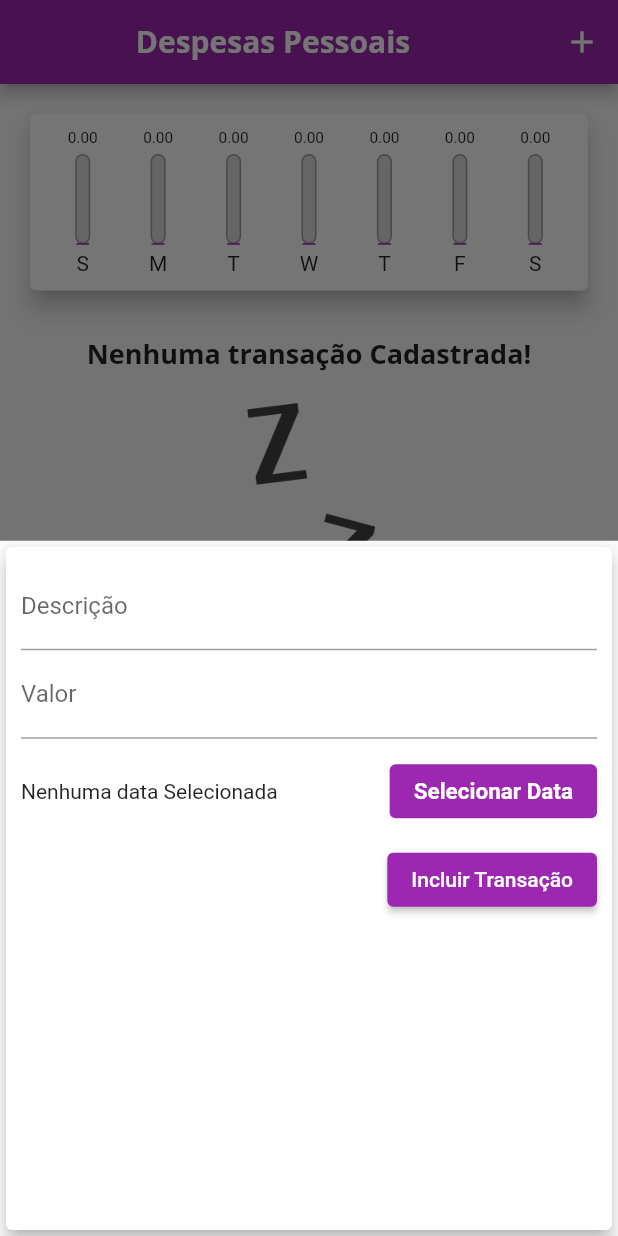
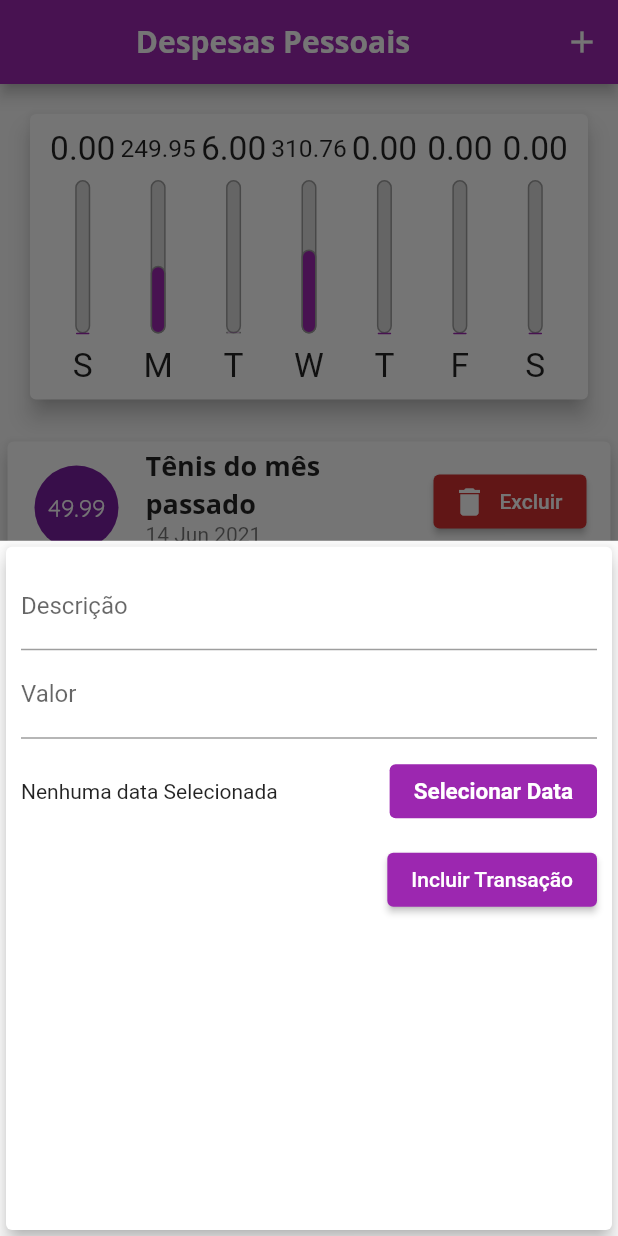
Before and after one commit to phabioas/despesa_pessoal, a Flutter app: the screen it shows after launch, after a tap on the "add" icon, on a phone screen of 412 x 824 dp. Run offline on Flutter 3.47's test engine with Material 2 defaults, Android fonts, the phone set to English and light mode, and no system bars.

Commit message:
Ajustes para Responsividade e Dispositivos

```diff
--- a/lib/components/chart_bar.dart
+++ b/lib/components/chart_bar.dart
@@ -10,19 +10,22 @@ class ChartBar extends StatelessWidget {
 
   @override
   Widget build(BuildContext context) {
+    // LayoutBuilder é usado aqui para que se consiga trabalhar a responsividade.
+    // Através da constraints pegamos o valor da altura do elemento e distribuir por porcentagem nos elementos filhos
+    return LayoutBuilder(builder: (ctx, constraints) {
       return Column(
         children: [
           Container(
-          width: 20,
+            height: constraints.maxHeight * 0.15, // 15%
             child: FittedBox(
               child: Text('${value.toStringAsFixed(2)}'),
             ),
           ),
           SizedBox(
-          height: 5,
+            height: constraints.maxHeight * 0.05, // 5%
           ),
           Container(
-          height: 60,
+            height: constraints.maxHeight * 0.60, // 60%
             width: 10,
             child: Stack(
               alignment: Alignment.bottomCenter,
@@ -54,10 +57,16 @@ class ChartBar extends StatelessWidget {
             ),
           ),
           SizedBox(
-          height: 5,
+            height: constraints.maxHeight * 0.05, // 05%
           ),
-        Text(label),
+          Container(
+            height: constraints.maxHeight * 0.15, // 15%
+            child: FittedBox(
+              child: Text(label),
+            ),
+          ),
         ],
       );
+    });
   }
 }
--- a/lib/components/transaction_list.dart
+++ b/lib/components/transaction_list.dart
@@ -13,9 +13,38 @@ class TransactionList extends StatelessWidget {
 
   @override
   Widget build(BuildContext context) {
-    return Container(
-      height: 520,
-      child: transactions.isEmpty
+    void Function()? showDialogDelete(String id) {
+      showDialog(
+        context: context,
+        builder: (ctx) => AlertDialog(
+          title: Text(
+            'Excluir Transação',
+            style: TextStyle(color: Colors.red),
+          ),
+          content: Text('Confirma exclusão da despesa?'),
+          actions: [
+            ButtonCancel(
+              text: 'Não',
+              onPressed: () {
+                Navigator.of(context).pop(false);
+              },
+            ),
+            ButtonCheck(
+              text: "Sim",
+              onPressed: () {
+                Navigator.of(context).pop(true);
+              },
+            ),
+          ],
+        ),
+      ).then((value) {
+        if (value) {
+          quandoDeletar(id);
+        }
+      });
+    }
+
+    return transactions.isEmpty
         ? TransactionListBlank()
         : ListView.builder(
             itemCount: transactions.length,
@@ -43,82 +72,22 @@ class TransactionList extends StatelessWidget {
                     subtitle: Text(
                       DateFormat('d MMM y').format(t.date),
                     ),
-                    trailing: IconButton(
+                    trailing: MediaQuery.of(context).size.width > 400
+                        ? ElevatedButton.icon(
+                            icon: Icon(Icons.delete),
+                            style: ButtonStyle(
+                              backgroundColor: MaterialStateProperty.all(
+                                  Theme.of(context).errorColor),
+                            ),
+                            label: Text('Excluir'),
+                            onPressed: () => showDialogDelete(t.id))
+                        : IconButton(
                             icon: Icon(Icons.delete),
                             color: Theme.of(context).errorColor,
-                      onPressed: () {
-                        showDialog(
-                          context: context,
-                          builder: (ctx) => AlertDialog(
-                            title: Text(
-                              'Excluir Transação',
-                              style: TextStyle(color: Colors.red),
-                            ),
-                            content: Text('Confirma exclusão da despesa?'),
-                            actions: [
-                              ButtonCancel(
-                                text: 'Não',
-                                onPressed: () {
-                                  Navigator.of(context).pop(false);
+                            onPressed: () => showDialogDelete(t.id),
+                          )),
+              );
             },
-                              ),
-                              ButtonCheck(
-                                text: "Sim",
-                                onPressed: () {
-                                  Navigator.of(context).pop(true);
-                                },
-                              ),
-                            ],
-                          ),
-                        ).then((value) {
-                          if (value) {
-                            quandoDeletar(t.id);
-                          }
-                        });
-                      },
-                    ),
-                  ),
-                );
-
-                // Card(
-                //   child: Row(
-                //     children: [
-                //       Container(
-                //         margin: EdgeInsets.symmetric(
-                //           horizontal: 15,
-                //           vertical: 10,
-                //         ),
-                //         decoration: BoxDecoration(
-                //             border: Border.all(
-                //           color: Theme.of(context).primaryColor,
-                //           width: 2,
-                //         )),
-                //         padding: EdgeInsets.all(10),
-                //         child: Text(
-                //           'R\$ ${t.value.toStringAsFixed(2)}',
-                //           style: TextStyle(
-                //             fontWeight: FontWeight.bold,
-                //             fontSize: 20,
-                //             color: Theme.of(context).primaryColor,
-                //           ),
-                //         ),
-                //       ),
-                //       Column(
-                //         crossAxisAlignment: CrossAxisAlignment.start,
-                //         children: [
-                //           Text(
-                //             t.title,
-                //             style: Theme.of(context).textTheme.headline6,
-                //           ),
-                //           Text(DateFormat('dd MMM yyyy').format(t.date),
-                //               style: TextStyle(color: Colors.black54)),
-                //         ],
-                //       ),
-                //     ],
-                //   ),
-                // );
-              },
-            ),
           );
   }
 }
--- a/lib/components/transaction_list_blank.dart
+++ b/lib/components/transaction_list_blank.dart
@@ -3,26 +3,31 @@ import 'package:flutter/material.dart';
 class TransactionListBlank extends StatelessWidget {
   @override
   Widget build(BuildContext context) {
+    return LayoutBuilder(builder: (ctx, constraints) {
       return Column(
         children: [
-        Padding(
-          padding: const EdgeInsets.all(10),
+          SizedBox(
+            height: constraints.maxHeight * 0.05, // 5%
+          ),
+          Container(
+            height: constraints.maxHeight * 0.2, // 20%
             child: Text(
               'Nenhuma transação Cadastrada!',
               style: Theme.of(context).textTheme.headline6,
             ),
           ),
-        Padding(
-          padding: const EdgeInsets.all(10),
-          child: Container(
-            height: 200,
+          SizedBox(
+            height: constraints.maxHeight * 0.05, // 5%
+          ),
+          Container(
+            height: constraints.maxHeight * 0.7, // 70%
             child: Image.asset(
               'assets/images/waiting.png',
               fit: BoxFit.cover,
             ),
           ),
-        ),
         ],
       );
+    });
   }
 }
--- a/lib/main.dart
+++ b/lib/main.dart
@@ -1,8 +1,10 @@
+import 'dart:io';
 import 'dart:math';
 import 'package:despesa_pessoal/components/chart.dart';
 import 'package:despesa_pessoal/components/transaction_form.dart';
+import 'package:despesa_pessoal/providers/transactionProvider.dart';
+import 'package:flutter/cupertino.dart';
 import 'package:flutter/material.dart';
-
 import 'components/transaction_list.dart';
 import 'models/transaction.dart';
 
@@ -11,6 +13,10 @@ main() => runApp(ExpenseApp());
 class ExpenseApp extends StatelessWidget {
   @override
   Widget build(BuildContext context) {
+    // SystemChrome.setPreferredOrientations([
+    //   DeviceOrientation.portraitUp,
+    // ]);
+
     return MaterialApp(
       home: MyHomePage(),
       theme: ThemeData(
@@ -30,6 +36,7 @@ class ExpenseApp extends StatelessWidget {
                   fontFamily: 'OpenSans',
                   fontSize: 20,
                   fontWeight: FontWeight.bold,
+                  color: Colors.white,
                 ),
               ),
         ),
@@ -44,32 +51,11 @@ class MyHomePage extends StatefulWidget {
 }
 
 class _MyHomePageState extends State<MyHomePage> {
-  final List<Transaction> _transactions = [
-    // Transaction(
-    //   id: '1',
-    //   title: 'Tênis do mês passado',
-    //   value: 49.99,
-    //   date: DateTime.now().subtract(Duration(days: 33)),
-    // ),
-    // Transaction(
-    //   id: '1',
-    //   title: 'Tênis',
-    //   value: 310.76,
-    //   date: DateTime.now().subtract(Duration(days: 3)),
-    // ),
-    // Transaction(
-    //   id: '2',
-    //   title: 'Meia',
-    //   value: 6.00,
-    //   date: DateTime.now().subtract(Duration(days: 4)),
-    // ),
-    // Transaction(
-    //   id: '3',
-    //   title: 'Calça',
-    //   value: 49.99,
-    //   date: DateTime.now().subtract(Duration(days: 5)),
-    // ),
-  ];
+  // Lista de Despesas
+  final List<Transaction> _transactions = TransactionProvider().getAll();
+
+  // Exibir ou não o Gráfico (Usado no modo paisagem)
+  bool _showChart = false;
 
   List<Transaction> get _recentTransaction {
     return _transactions.where((tr) {
@@ -79,7 +65,7 @@ class _MyHomePageState extends State<MyHomePage> {
     }).toList();
   }
 
-  // ADCIONA UMA TRANSAÇÃO (USADO NO TRANSACTION_FORM)
+  // Adiciona uma despesa (USADO NO TRANSACTION_FORM)
   _addTransaction(String title, double value, DateTime selectedDate) {
     final newTransaction = Transaction(
         date: selectedDate,
@@ -95,6 +81,7 @@ class _MyHomePageState extends State<MyHomePage> {
     Navigator.of(context).pop();
   }
 
+  // Exclui uma despesa
   _deleteTransaction(String id) {
     setState(() {
       _transactions.removeWhere((element) => element.id == id);
@@ -112,38 +99,107 @@ class _MyHomePageState extends State<MyHomePage> {
 
   @override
   Widget build(BuildContext context) {
-    return Scaffold(
-      appBar: AppBar(
+    final _mediaQuery = MediaQuery.of(context);
+    bool isLandscape = _mediaQuery.orientation == Orientation.landscape;
+
+    Widget _getIconButton(IconData icon, Function()? fn) {
+      return (Platform.isIOS)
+          ? GestureDetector(
+              onTap: fn,
+              child: Icon(icon),
+            )
+          : IconButton(
+              icon: Icon(icon),
+              onPressed: fn,
+            );
+    }
+
+    final _actions = <Widget>[
+      if (isLandscape)
+        _getIconButton(
+          _showChart ? Icons.list : Icons.show_chart,
+          () => {
+            setState(() {
+              this._showChart = !_showChart;
+            })
+          },
+        ),
+      _getIconButton(
+        Platform.isIOS ? CupertinoIcons.add : Icons.add,
+        () => _openTransactionForm(context),
+      ),
+    ];
+
+    // Cabeçalho para Dispositivo Android
+    final PreferredSizeWidget appBarAndroid = AppBar(
       title: Center(
         child: Text(
           'Despesas Pessoais',
         ),
       ),
-        actions: [
-          IconButton(
-            icon: Icon(Icons.add),
-            onPressed: () => _openTransactionForm(context),
+      actions: _actions,
+    );
+
+    // Cabeçalho para Dispositivo IOS
+    final ObstructingPreferredSizeWidget appBarIos = CupertinoNavigationBar(
+      middle: Text('Despesas Pessoais'),
+      trailing: Row(
+        mainAxisSize: MainAxisSize.min,
+        children: _actions,
+      ),
+    );
+
+    // Determinando o tamanho disponível para os elementos interagirem
+    final avaliableHeight = _mediaQuery.size.height -
+        ((Platform.isIOS)
+            ? appBarIos.preferredSize.height
+            : appBarAndroid.preferredSize.height) -
+        _mediaQuery.padding.top;
+
+    final _bodyPage = SingleChildScrollView(
+      child: Column(
+        crossAxisAlignment: CrossAxisAlignment.stretch,
+        children: [
+          if (!isLandscape || this._showChart)
+            Container(
+              height: avaliableHeight *
+                  ((isLandscape)
+                      ? 0.8
+                      : 0.3), // se paisagem exibir 80%, senão 30%
+              child: Chart(
+                recentTransaction: _recentTransaction,
+              ),
+            ),
+          if (!isLandscape || !this._showChart)
+            Container(
+              height: avaliableHeight *
+                  ((isLandscape)
+                      ? 1
+                      : 0.7), // se paisagem, exibir 100%, senão 70%
+              child: TransactionList(
+                transactions: _transactions,
+                quandoDeletar: _deleteTransaction,
+              ),
             ),
         ],
       ),
-      body: SingleChildScrollView(
-        child: Column(
-          // mainAxisAlignment: MainAxisAlignment.spaceAround,
-          crossAxisAlignment: CrossAxisAlignment.stretch,
-          children: [
-            Chart(recentTransaction: _recentTransaction),
-            TransactionList(
-              transactions: _transactions,
-              quandoDeletar: _deleteTransaction,
-            ),
-          ],
-        ),
-      ),
-      floatingActionButton: FloatingActionButton(
+    );
+
+    return Platform.isIOS
+        ? CupertinoPageScaffold(
+            navigationBar: appBarIos,
+            child: _bodyPage,
+          )
+        : Scaffold(
+            appBar: appBarAndroid,
+            body: _bodyPage,
+            floatingActionButton: (Platform.isAndroid)
+                ? FloatingActionButton(
                     child: Icon(Icons.add),
-        onPressed: () => _openTransactionForm(context),
-      ),
-      floatingActionButtonLocation: FloatingActionButtonLocation.centerDocked,
+                    onPressed: () => _openTransactionForm(context))
+                : Container(),
+            floatingActionButtonLocation:
+                FloatingActionButtonLocation.centerDocked,
           );
   }
 }
--- /dev/null
+++ b/lib/providers/transactionProvider.dart
@@ -0,0 +1,58 @@
+import 'package:despesa_pessoal/models/transaction.dart';
+
+class TransactionProvider {
+  final _transaction = [
+    Transaction(
+      id: '1',
+      title: 'Tênis do mês passado',
+      value: 49.99,
+      date: DateTime.now().subtract(Duration(days: 33)),
+    ),
+    Transaction(
+      id: '2',
+      title: 'Tênis',
+      value: 310.76,
+      date: DateTime.now().subtract(Duration(days: 3)),
+    ),
+    Transaction(
+      id: '3',
+      title: 'Meia',
+      value: 6.00,
+      date: DateTime.now().subtract(Duration(days: 4)),
+    ),
+    Transaction(
+      id: '4',
+      title: 'Calça',
+      value: 49.99,
+      date: DateTime.now().subtract(Duration(days: 5)),
+    ),
+    Transaction(
+      id: '5',
+      title: 'Calça',
+      value: 49.99,
+      date: DateTime.now().subtract(Duration(days: 5)),
+    ),
+    Transaction(
+      id: '6',
+      title: 'Calça',
+      value: 49.99,
+      date: DateTime.now().subtract(Duration(days: 5)),
+    ),
+    Transaction(
+      id: '7',
+      title: 'Calça',
+      value: 49.99,
+      date: DateTime.now().subtract(Duration(days: 5)),
+    ),
+    Transaction(
+      id: '8',
+      title: 'Calça',
+      value: 49.99,
+      date: DateTime.now().subtract(Duration(days: 5)),
+    ),
+  ];
+
+  List<Transaction> getAll() {
+    return _transaction;
+  }
+}
```
Lines whose indentation alone changed are shown as unchanged.
